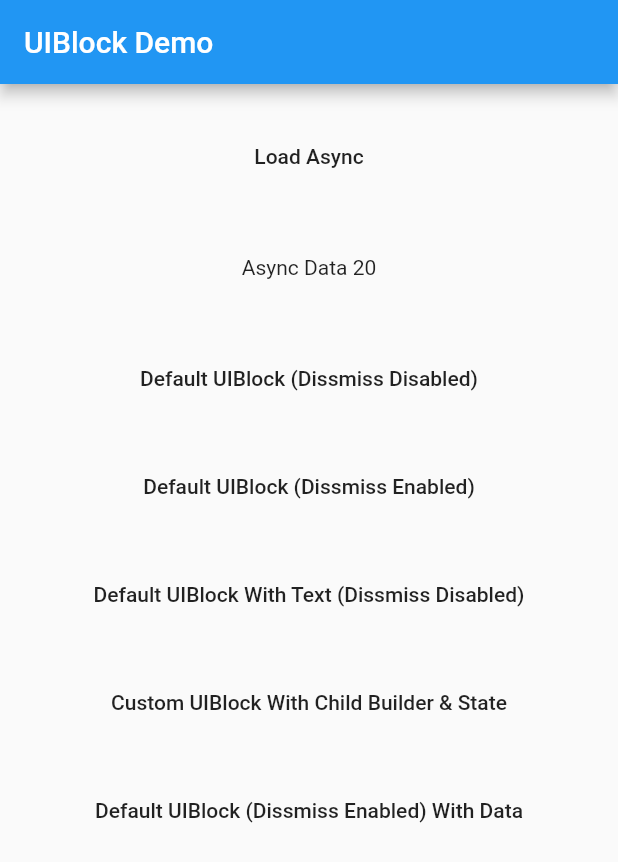
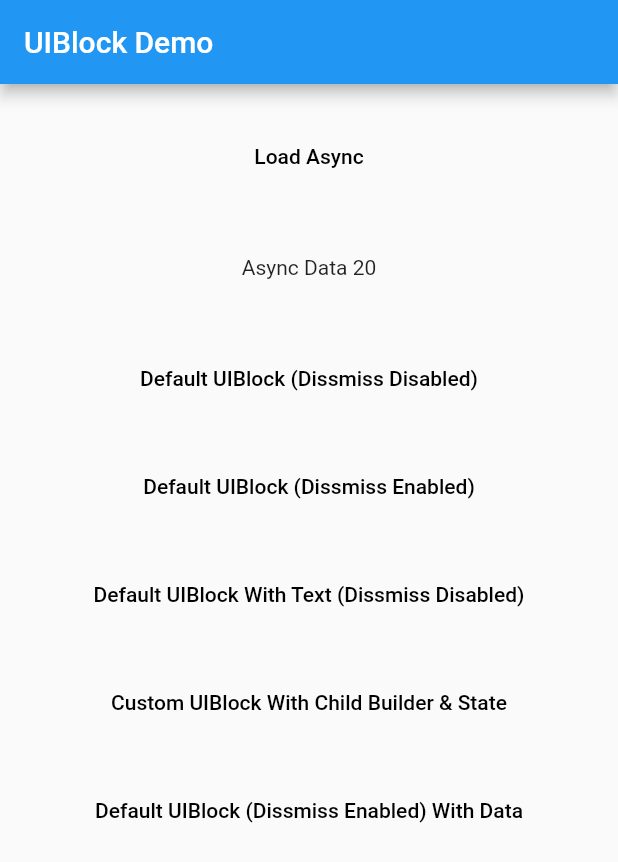
Before and after one commit to hey24sheep/uiblock, a Flutter app: the screen it shows after launch, on a phone screen of 412 x 824 dp. Shown: the top 862 px of the screen. Run offline on Flutter 3.47's test engine with Material 2 defaults, Android fonts, the phone set to English and light mode, and no system bars.

Commit message:
example to null safety

```diff
--- a/example/lib/main.dart
+++ b/example/lib/main.dart
@@ -22,6 +22,11 @@ class MyApp extends StatelessWidget {
       theme: ThemeData(
         primarySwatch: Colors.blue,
         visualDensity: VisualDensity.adaptivePlatformDensity,
+        textButtonTheme: TextButtonThemeData(
+          style: ButtonStyle(
+            foregroundColor: MaterialStateProperty.all(Colors.black),
+          ),
+        ),
       ),
       home: MyHomePage(),
     );
@@ -29,7 +34,7 @@ class MyApp extends StatelessWidget {
 }
 
 class MyHomePage extends StatefulWidget {
-  MyHomePage({Key key}) : super(key: key);
+  MyHomePage({Key? key}) : super(key: key);
 
   @override
   _MyHomePageState createState() => _MyHomePageState();
@@ -59,7 +64,7 @@ class _MyHomePageState extends State<MyHomePage> {
             mainAxisSize: MainAxisSize.max,
             mainAxisAlignment: MainAxisAlignment.spaceBetween,
             children: <Widget>[
-              FlatButton(
+              TextButton(
                 child: Text('Load Async'),
                 onPressed: () {
                   setState(() {
@@ -127,17 +132,17 @@ class _MyHomePageState extends State<MyHomePage> {
 
   Widget _buildDefault(BuildContext context) {
     return Container(
-      child: FlatButton(
+      child: TextButton(
         child: Text(
           "Default UIBlock (Dissmiss Disabled)",
           textAlign: TextAlign.center,
         ),
         onPressed: () async {
-          UIBlock.block(_scaffoldGlobalKey.currentContext);
+          UIBlock.block(_scaffoldGlobalKey.currentContext!);
 
           await Future.delayed(Duration(seconds: 3), () => '1');
 
-          UIBlock.unblock(_scaffoldGlobalKey.currentContext);
+          UIBlock.unblock(_scaffoldGlobalKey.currentContext!);
         },
       ),
     );
@@ -145,14 +150,14 @@ class _MyHomePageState extends State<MyHomePage> {
 
   Widget _buildDefaultDissmissible(BuildContext context) {
     return Container(
-      child: FlatButton(
+      child: TextButton(
         child: Text(
           "Default UIBlock (Dissmiss Enabled)",
           textAlign: TextAlign.center,
         ),
         onPressed: () async {
           UIBlock.block(
-            _scaffoldGlobalKey.currentContext,
+            _scaffoldGlobalKey.currentContext!,
             canDissmissOnBack: true,
             loadingTextWidget: Padding(
               padding: const EdgeInsets.all(8.0),
@@ -174,14 +179,14 @@ class _MyHomePageState extends State<MyHomePage> {
 
   Widget _buildDefaultWithText(BuildContext context) {
     return Container(
-      child: FlatButton(
+      child: TextButton(
         child: Text(
           "Default UIBlock With Text (Dissmiss Disabled)",
           textAlign: TextAlign.center,
         ),
         onPressed: () async {
           UIBlock.block(
-            _scaffoldGlobalKey.currentContext,
+            _scaffoldGlobalKey.currentContext!,
             loadingTextWidget: Padding(
               padding: const EdgeInsets.all(8.0),
               child: Text(
@@ -198,7 +203,7 @@ class _MyHomePageState extends State<MyHomePage> {
 
           Future.delayed(
             Duration(seconds: 3),
-            () => UIBlock.unblock(_scaffoldGlobalKey.currentContext),
+            () => UIBlock.unblock(_scaffoldGlobalKey.currentContext!),
           );
         },
       ),
@@ -207,14 +212,14 @@ class _MyHomePageState extends State<MyHomePage> {
 
   Widget _buildCustomWithChildBuilder(BuildContext context) {
     return Container(
-      child: FlatButton(
+      child: TextButton(
         child: Text(
           "Custom UIBlock With Child Builder & State",
           textAlign: TextAlign.center,
         ),
         onPressed: () async {
           UIBlock.block(
-            _scaffoldGlobalKey.currentContext,
+            _scaffoldGlobalKey.currentContext!,
             backgroundColor: Colors.green.withOpacity(0.5),
             imageFilter: ImageFilter.blur(sigmaX: 5.0, sigmaY: 5.0),
             childBuilder: (BuildContext context) {
@@ -271,17 +276,17 @@ class _MyHomePageState extends State<MyHomePage> {
 
   Widget _buildDefaultDissmissibleWithData(BuildContext context) {
     return Container(
-      child: FlatButton(
+      child: TextButton(
         child: Text(
           "Default UIBlock (Dissmiss Enabled) With Data",
           textAlign: TextAlign.center,
         ),
         onPressed: () async {
           var result = await UIBlock.blockWithData(
-            _scaffoldGlobalKey.currentContext,
+            _scaffoldGlobalKey.currentContext!,
             loadingTextWidget: Padding(
               padding: const EdgeInsets.all(8.0),
-              child: FlatButton(
+              child: TextButton(
                 onPressed: () {
                   UIBlock.unblockWithData(context, "hello world");
                 },
--- a/example/pubspec.yaml
+++ b/example/pubspec.yaml
@@ -18,7 +18,7 @@ publish_to: 'none' # Remove this line if you wish to publish to pub.dev
 version: 1.0.0+1
 
 environment:
-  sdk: ">=2.7.0 <3.0.0"
+  sdk: '>=2.12.0 <3.0.0'
 
 dependencies:
   flutter:
```
Also changed, not shown: example/pubspec.lock.
